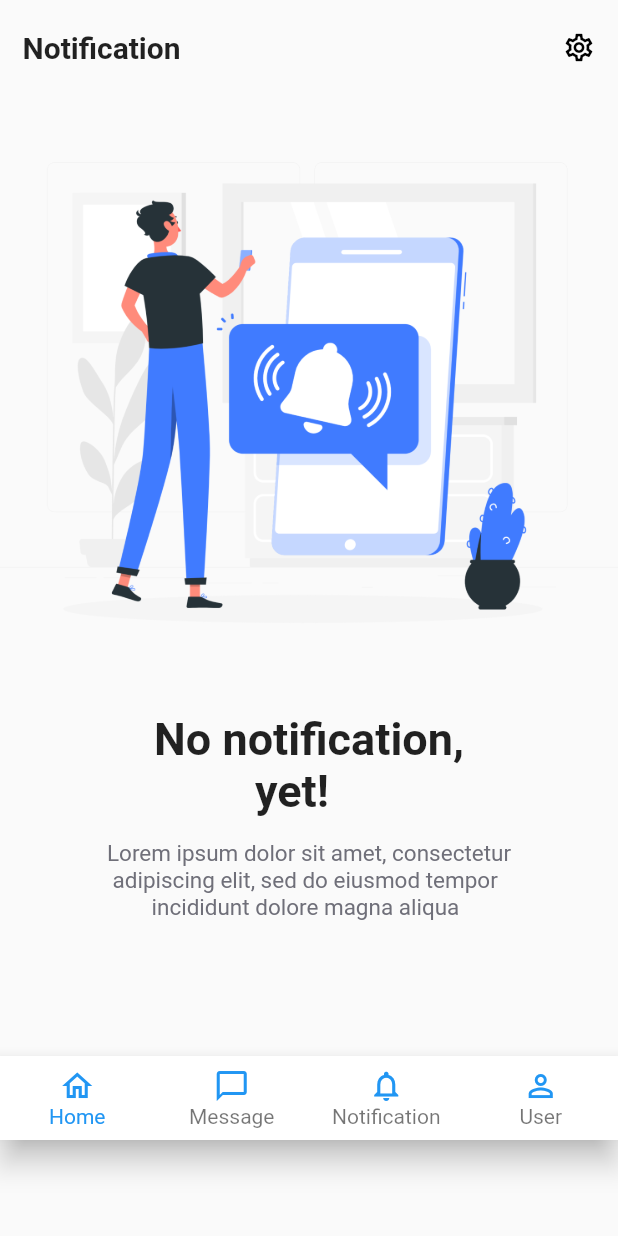
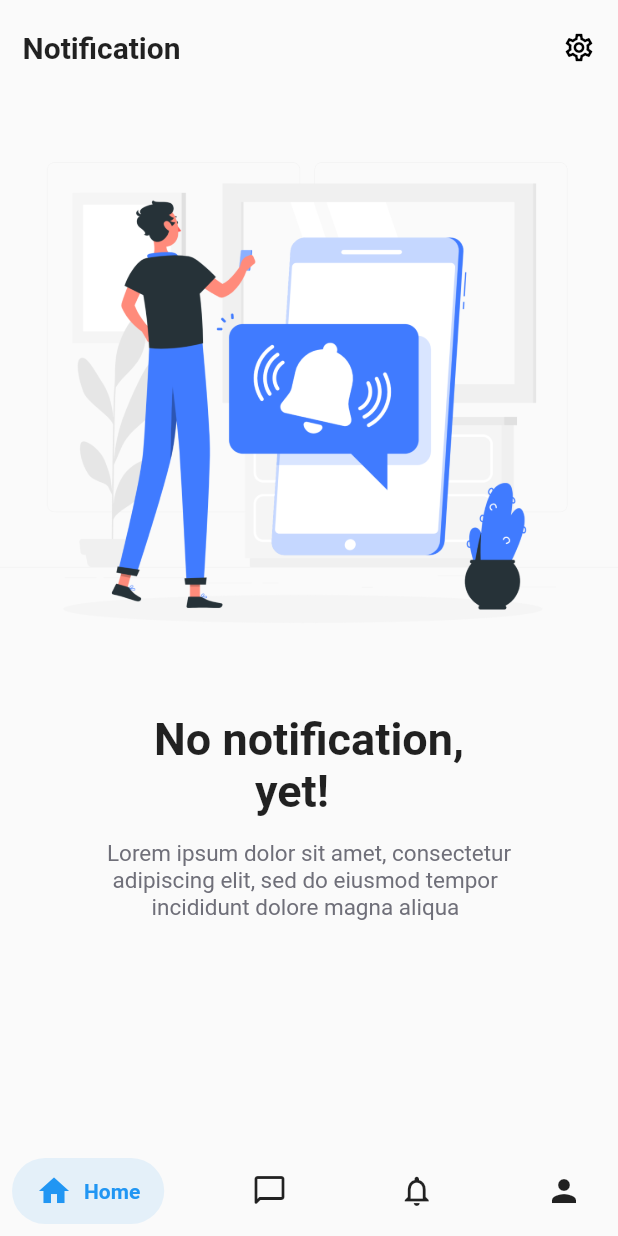
Before and after one commit to nadaEhab18/learner_education_app, a Flutter app: the NotNotificationFounded screen opened directly, on a phone screen of 412 x 824 dp. Run offline on Flutter 3.47's test engine with Material 2 defaults, Android fonts, the phone set to English and light mode, and no system bars; drawn by our look-alikes of salomon_bottom_bar.

Commit message:
updated version

```diff
--- a/lib/screens/childernStaff_screen.dart
+++ b/lib/screens/childernStaff_screen.dart
@@ -181,7 +181,9 @@ class person_In_staffList extends StatelessWidget {
                 height: 50,
                 width: 50,
               ),
+
               SizedBox(width: 10,),
+
               Column(
                 crossAxisAlignment: CrossAxisAlignment.start,
                 children: [
--- a/lib/screens/notNotification.dart
+++ b/lib/screens/notNotification.dart
@@ -1,4 +1,5 @@
 import 'package:flutter/material.dart';
+import 'package:salomon_bottom_bar/salomon_bottom_bar.dart';
 
 class NotNotificationFounded extends StatelessWidget {
   const NotNotificationFounded({Key? key}) : super(key: key);
@@ -6,24 +7,6 @@ class NotNotificationFounded extends StatelessWidget {
   @override
   Widget build(BuildContext context) {
     return Scaffold(
-      // appBar: AppBar(
-      //     backgroundColor: Colors.white,
-      //     title: Text('Notification',
-      //     style: TextStyle(
-      //       color: Colors.black,
-      //       fontSize: 20,
-      //       fontWeight: FontWeight.w600,
-      //     ),
-      //
-      //     ),
-      //     actions: [
-      //       Icon(Icons.settings_outlined,
-      //       color: Colors.black,
-      //         size: 22,
-      //       ),
-      //     ],
-      //   ),
-
       body: SafeArea(
         child: Column(
           children: [
@@ -73,59 +56,44 @@ Lorem ipsum dolor sit amet, consectetur
               ),
             ),
 
-            SizedBox(height: 90,),
-            BottomNavigationBar(
-              type: BottomNavigationBarType.fixed,
-              backgroundColor: Colors.white,
-              selectedItemColor: Colors.blue,
-              selectedFontSize: 14,
-              unselectedFontSize: 14,
-              onTap: (value) {
-                // Respond to item press.
-              },
-              items: [
-                BottomNavigationBarItem(
-                  icon: Icon(Icons.home_outlined,
-                    color: Colors.blue,
-                  ),
-                  label: 'Home',
+            SizedBox(height: 10,),
 
-
-                ),
-                BottomNavigationBarItem(
-                  icon: Icon(Icons.messenger_outline,
-                    color: Colors.blue,
-                  ),
-                  label: 'Message',
-                ),
-                BottomNavigationBarItem(
-                  icon: Icon(Icons.notifications_none_outlined,
-                    color: Colors.blue,
-                  ),
-                  label: 'Notification',
-
-
-
-                ),
-                BottomNavigationBarItem(
-                  icon: Icon(Icons.person_outline,
-                    color: Colors.blue,
-                  ),
-                  label: 'User',
-
-
-
-                ),
-
-
-
-              ],
-            ),
 
       ],
       ),
 
       ),
+      bottomNavigationBar: SalomonBottomBar(
+        items: [
+          /// Home
+          SalomonBottomBarItem(
+            icon: Icon(Icons.home),
+            title: Text("Home"),
+            selectedColor: Colors.blue,
+          ),
+
+          /// Message
+          SalomonBottomBarItem(
+            icon: Icon(Icons.messenger_outline_rounded),
+            title: Text("Message"),
+            selectedColor: Colors.blue,
+          ),
+
+          /// notification
+          SalomonBottomBarItem(
+            icon: Icon(Icons.notifications_none_outlined),
+            title: Text("notification"),
+            selectedColor: Colors.blue,
+          ),
+
+          /// Profile
+          SalomonBottomBarItem(
+            icon: Icon(Icons.person),
+            title: Text("Profile"),
+            selectedColor: Colors.blue,
+          ),
+        ],
+      ),
     );
   }
 }
--- a/pubspec.yaml
+++ b/pubspec.yaml
@@ -34,6 +34,7 @@ dependencies:
   # The following adds the Cupertino Icons font to your application.
   # Use with the CupertinoIcons class for iOS style icons.
   cupertino_icons: ^1.0.2
+  salomon_bottom_bar: ^3.3.2
 
 dev_dependencies:
   flutter_test:
```
Also changed, not shown: lib/screens/children.dart (+43 -52 lines), lib/screens/noSubjectAdded.dart (+39 -58 lines), pubspec.lock.
